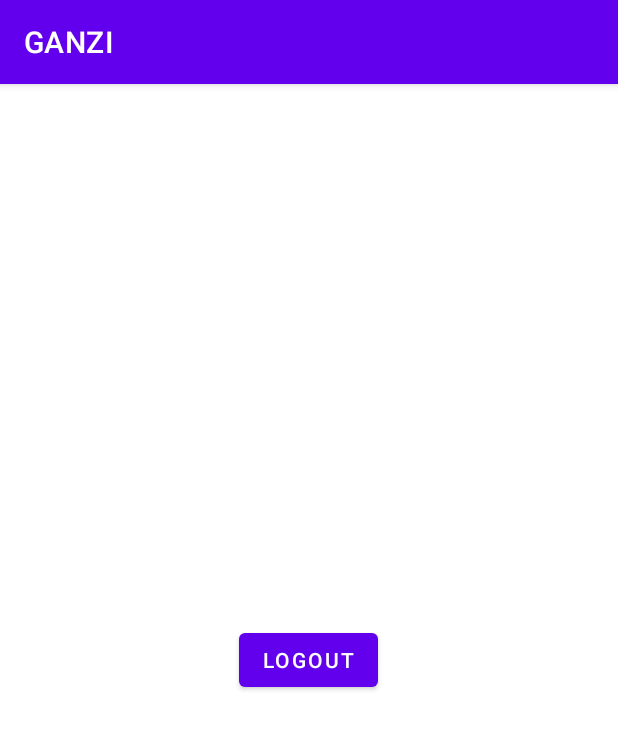
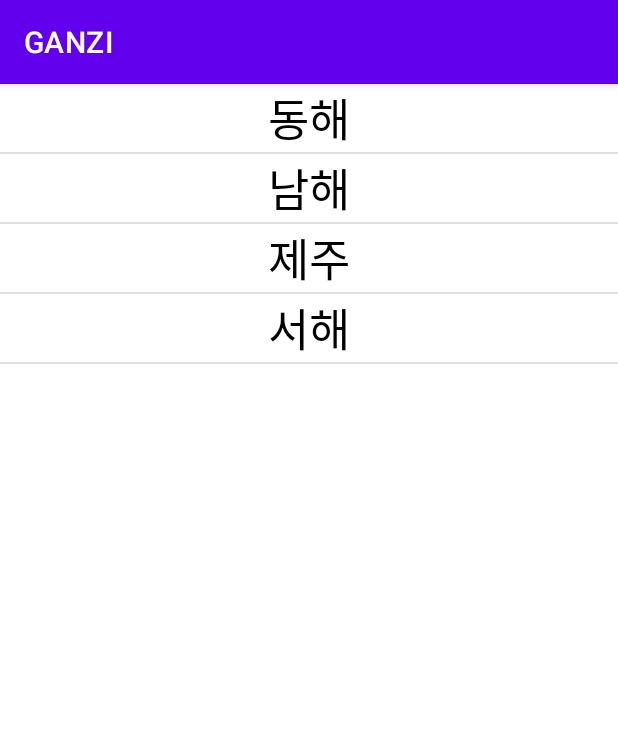
Before and after one commit to ghqls1237/madcamp_week2, an Android app: the fragment Fragment3 shown on its own in the app's theme, on a phone screen of 412 x 824 dp. Shown: the top 729 px of the screen. Run offline under Robolectric (Android 15) with nearby library versions, the phone set to English and light mode, and no system bars; our stand-ins replace Firebase (no records; nobody signed in at launch, a user with empty details on screens opened directly); libraries missing offline, so code that uses them is left out: com.facebook, com.facebook.login.

```diff
--- a/MyApplication2/app/build.gradle
+++ b/MyApplication2/app/build.gradle
@@ -49,6 +49,8 @@ dependencies {
     //recyclerView
     implementation 'androidx.recyclerview:recyclerview:1.0.0'
 
+
+
     //firebase
     implementation platform('com.google.firebase:firebase-bom:26.1.0')
     implementation 'com.google.firebase:firebase-core:18.0.0'
@@ -60,4 +62,8 @@ dependencies {
     androidTestImplementation 'androidx.tst.espresso:espresso-core:3.3.0e'
     implementation 'com.squareup.retrofit2:retrofit:2.5.0'
     implementation 'com.squareup.retrofit2:converter-gson:2.5.0'
+
+    //Jsoup -> 웹 크롤링
+    implementation 'org.jsoup:jsoup:1.12.2'
+
 }
--- a/MyApplication2/app/src/main/java/com/example/myapplication/ApiService.java
+++ b/MyApplication2/app/src/main/java/com/example/myapplication/ApiService.java
@@ -35,4 +35,5 @@ public interface ApiService {
 
     @GET("/users/login")
     Call<String> login_get();
+
 }
--- a/MyApplication2/app/src/main/java/com/example/myapplication/Fragment3.java
+++ b/MyApplication2/app/src/main/java/com/example/myapplication/Fragment3.java
@@ -2,29 +2,52 @@ package com.example.myapplication;
 
 import android.content.Context;
 import android.content.Intent;
+import android.graphics.Color;
 import android.graphics.Point;
 import android.media.MediaPlayer;
+import android.os.AsyncTask;
 import android.os.Bundle;
 
+import androidx.core.content.ContextCompat;
 import androidx.fragment.app.Fragment;
 
 import android.os.CountDownTimer;
+import android.os.Handler;
+import android.os.Message;
 import android.util.DisplayMetrics;
 import android.util.Log;
+import android.view.Gravity;
 import android.view.LayoutInflater;
 import android.view.View;
 import android.view.ViewGroup;
 import android.view.WindowManager;
 import android.view.animation.Animation;
 import android.view.animation.AnimationUtils;
+import android.widget.Adapter;
+import android.widget.AdapterView;
+import android.widget.BaseAdapter;
 import android.widget.Button;
 import android.widget.ImageButton;
 import android.widget.ImageView;
 import android.widget.LinearLayout;
+import android.widget.ListView;
 import android.widget.TextView;
 
 import com.facebook.login.LoginManager;
 import com.google.firebase.auth.FirebaseAuth;
+import com.google.gson.JsonArray;
+
+import org.jsoup.Jsoup;
+import org.jsoup.nodes.Document;
+import org.jsoup.nodes.Element;
+import org.jsoup.select.Elements;
+
+import java.io.IOException;
+import java.util.ArrayList;
+
+import retrofit2.Call;
+import retrofit2.Callback;
+import retrofit2.Response;
 
 /**
  * A simple {@link Fragment} subclass.
@@ -32,24 +55,116 @@ import com.google.firebase.auth.FirebaseAuth;
  * create an instance of this fragment.
  */
 public class Fragment3 extends Fragment {
+    // TODO: Rename parameter arguments, choose names that match
+    // the fragment initialization parameters, e.g. ARG_ITEM_NUMBER
+    private static final String ARG_PARAM1 = "param1";
+    private static final String ARG_PARAM2 = "param2";
+
+    // TODO: Rename and change types of parameters
+    private String mParam1;
+    private String mParam2;
+
+    myAdapter adapter;
+    String[] location = {"동해","남해","제주","서해"};
+
+
+    public Fragment3() {
+        // Required empty public constructor
+    }
+
+
+
+    /**
+     * Use this factory method to create a new instance of
+     * this fragment using the provided parameters.
+     *
+     * @param param1 Parameter 1.
+     * @param param2 Parameter 2.
+     * @return A new instance of fragment Fragment3.
+     */
+    // TODO: Rename and change types and number of parameters
+    public static Fragment3 newInstance(String param1, String param2) {
+        Fragment3 fragment = new Fragment3();
+        Bundle args = new Bundle();
+        args.putString(ARG_PARAM1, param1);
+        args.putString(ARG_PARAM2, param2);
+        fragment.setArguments(args);
+        return fragment;
+    }
+
+    @Override
+    public void onCreate(Bundle savedInstanceState) {
+        super.onCreate(savedInstanceState);
+        if (getArguments() != null) {
+            mParam1 = getArguments().getString(ARG_PARAM1);
+            mParam2 = getArguments().getString(ARG_PARAM2);
+        }
+        //남자 여자 사진 크기 맞추기
+
+    }
+
+    class myAdapter extends BaseAdapter{
+
+        @Override
+        public int getCount() {
+            return location.length;
+        }
+
+        @Override
+        public Object getItem(int position) {
+            return location[position];
+        }
+
+        @Override
+        public long getItemId(int position) {
+            return position;
+        }
+
+        @Override
+        public View getView(int position, View convertView, ViewGroup parent) {
+            TextView view = new TextView(getActivity().getApplicationContext());
+            view.setText(location[position]);
+            view.setTextSize(30.0f);
+            view.setGravity(Gravity.CENTER);
+            view.setTextColor(Color.BLACK);
+            return view;
+        }
+    }
 
     @Override
     public View onCreateView(LayoutInflater inflater, ViewGroup container,
                              Bundle savedInstanceState) {
         // Inflate the layout for this fragment
         View view = inflater.inflate(R.layout.fragment_3, null);
-        Button logoutBtn = view.findViewById(R.id.logout_btn);
-        logoutBtn.setOnClickListener(new Button.OnClickListener(){
+
+        ListView listView = (ListView) view.findViewById(R.id.listView_tab3);
+
+        adapter = new myAdapter();
+
+        listView.setAdapter(adapter);
+
+        listView.setOnItemClickListener(new AdapterView.OnItemClickListener(){
             @Override
-            public void onClick(View v) {
-                Log.d("Button", "Click");
-                FirebaseAuth.getInstance().signOut();
-                LoginManager.getInstance().logOut();
-                Intent intent = new Intent(getActivity(), LoginActivity.class);
+            public void onItemClick(AdapterView parent, View view, int position, long id) {
+                Intent intent = new Intent(getActivity(),Specific_Beach.class);
+                intent.putExtra("position",position);
                 startActivity(intent);
-                getActivity().finish();
+
             }
         });
         return view;
     }
+
+
+//
+//    textView = (TextView) view.findViewById(R.id.crawling);
+//
+//
+//    doc = Jsoup.connect("https://www.wsbfarm.com/wavecam/WaveCamList").get();
+//    Elements content = doc.select("div.video-post-content < h4");
+//                    System.out.println(content.text());
+
+
+
+
 }
--- a/MyApplication2/app/src/main/java/com/example/myapplication/MainActivity.java
+++ b/MyApplication2/app/src/main/java/com/example/myapplication/MainActivity.java
@@ -9,6 +9,8 @@ import android.os.Bundle;
 import com.google.android.material.tabs.TabLayout;
 
 import org.json.JSONException;
+import org.jsoup.Jsoup;
+import org.w3c.dom.Document;
 
 import java.io.IOException;
 import java.io.InputStream;
@@ -21,6 +23,7 @@ public class MainActivity extends AppCompatActivity {
     protected void onCreate(Bundle savedInstanceState) {
         super.onCreate(savedInstanceState);
         setContentView(R.layout.activity_main);
+
 
         ViewPager vp = findViewById(R.id.viewpager);
         VPAdapter adapter = null;
--- a/MyApplication2/app/src/main/java/com/example/myapplication/VPAdapter.java
+++ b/MyApplication2/app/src/main/java/com/example/myapplication/VPAdapter.java
@@ -23,7 +23,7 @@ public class VPAdapter extends FragmentPagerAdapter {
 
         itext.add("Address");
         itext.add("Gallery");
-        itext.add("Banlance Game");
+        itext.add("For Surfers");
     }
 
     @Nullable
--- a/MyApplication2/app/src/main/res/layout/fragment_3.xml
+++ b/MyApplication2/app/src/main/res/layout/fragment_3.xml
@@ -3,13 +3,17 @@
     xmlns:tools="http://schemas.android.com/tools"
     android:layout_width="match_parent"
     android:layout_height="match_parent"
+    xmlns:app="http://schemas.android.com/apk/res-auto"
     tools:context=".Fragment3">
 
-   <Button
-       android:id="@+id/logout_btn"
-       android:layout_width="wrap_content"
-       android:layout_height="wrap_content"
-       android:layout_gravity="center"
-       android:text="logout"/>
+    <ListView
+        android:id="@+id/listView_tab3"
+        android:layout_width="match_parent"
+        android:layout_height="687dp"
+        android:layout_alignParentStart="true"
+        android:layout_alignParentLeft="true"
+        android:layout_centerVertical="true"
+        android:layout_marginTop="0dp" />
+
 
 </FrameLayout>
```
Also changed, not shown: MyApplication2/app/src/main/AndroidManifest.xml (+19 -12 lines), MyApplication2/app/src/main/java/com/example/myapplication/Specific_Beach.java (added, +69 -0 lines), MyApplication2/app/src/main/java/com/example/myapplication/wsb_beach.java (added, +20 -0 lines), MyApplication2/app/src/main/res/layout/activity_specific__beach.xml (added, +9 -0 lines), MyApplication2/gradle/wrapper/gradle-wrapper.properties.
